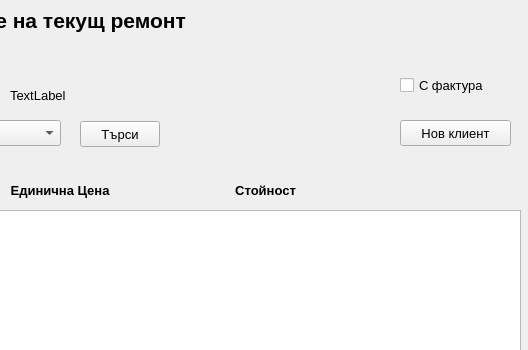
First picture: the form in addrepair.ui, repository JohnnyBrawo/CarServ, before the edit; both pictures show x 430 to 958 and y 0 to 350 of the 958 by 615 pixel window.
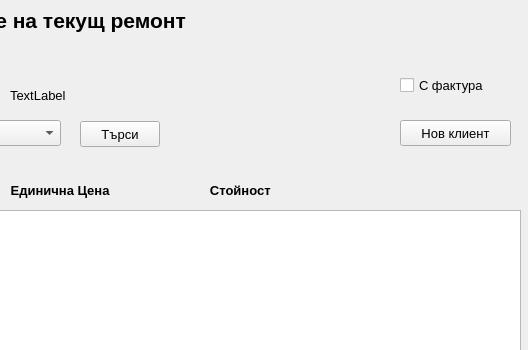
Second picture: the form after the edit.

Patch:
```diff
--- a/addrepair.ui
+++ b/addrepair.ui
@@ -312,7 +312,7 @@
        </font>
       </property>
       <property name="text">
-       <string>Стойност          </string>
+       <string>Стойност                 </string>
       </property>
       <property name="alignment">
        <set>Qt::AlignRight|Qt::AlignTrailing|Qt::AlignVCenter</set>
```
